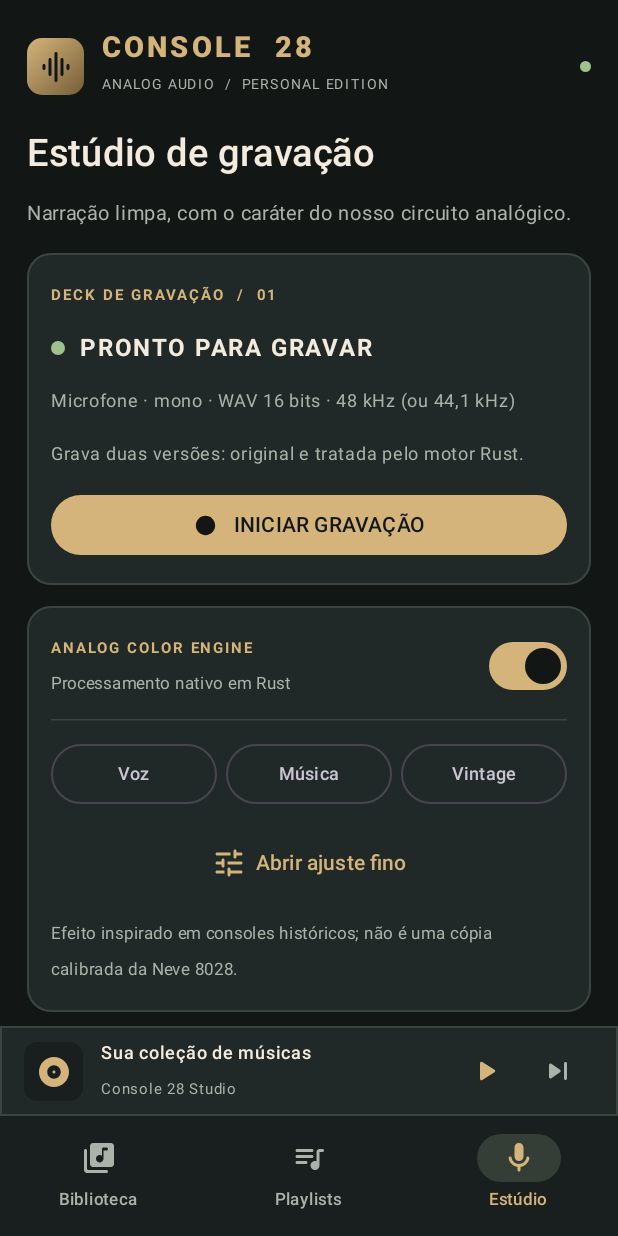
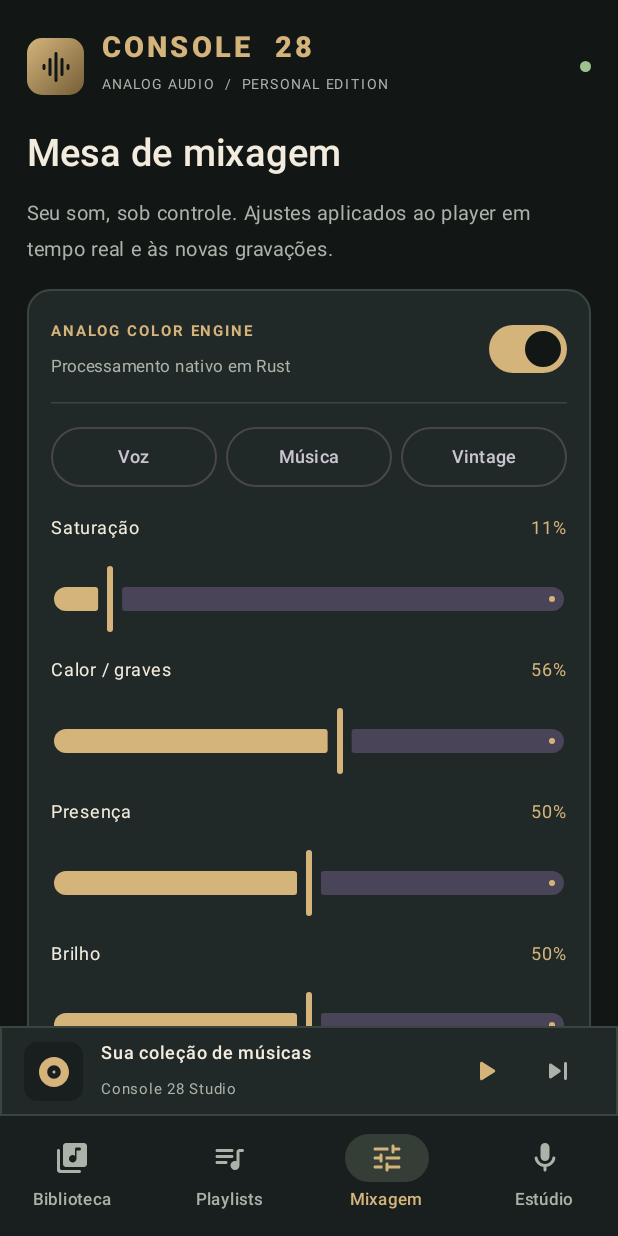
Before and after one commit to jeanoliveira195-dotcom/Console28Studio, an Android app built with Jetpack Compose: the screen it shows after launch (MainActivity), item 3 of the bottom bar chosen, on a phone screen of 412 x 824 dp. Run offline under Robolectric (Android 15) with nearby library versions, the phone set to English and light mode, and no system bars; 1 statement that could not run was skipped.

Commit message:
fix(ui): dar acesso direto à mixagem e manter sliders sempre visíveis na aba Mixagem

```diff
--- a/app/src/main/java/com/jean/console28/ui/StudioScreen.kt
+++ b/app/src/main/java/com/jean/console28/ui/StudioScreen.kt
@@ -132,6 +132,7 @@ fun StudioScreen(
                         listOf(
                             Triple("Biblioteca", Icons.Rounded.LibraryMusic, 0),
                             Triple("Playlists", Icons.Rounded.QueueMusic, 1),
+                            Triple("Mixagem", Icons.Rounded.Tune, 3),
                             Triple("Estúdio", Icons.Rounded.Mic, 2)
                         ).forEach { (label, icon, index) ->
                             NavigationBarItem(
@@ -169,7 +170,7 @@ fun StudioScreen(
                                     positionMs, durationMs, onSeek)
                             }
                             item {
-                                QuickSoundStrip(settings, onSettings)
+                                QuickSoundStrip(settings, onSettings, onOpenMixer = { onTab(3) })
                             }
                             item {
                                 Row(verticalAlignment = Alignment.CenterVertically) {
@@ -256,7 +257,7 @@ fun StudioScreen(
                             }
                         }
                     }
-                    else -> {
+                    2 -> {
                         Column(
                             modifier = Modifier.fillMaxSize().verticalScroll(rememberScrollState()),
                             verticalArrangement = Arrangement.spacedBy(14.dp)
@@ -271,6 +272,24 @@ fun StudioScreen(
                             AnalogControls(settings, onSettings, !recording, fineTuneOpen,
                                 onExpand = { fineTuneOpen = !fineTuneOpen })
                             Text(message, color = Soft, fontSize = 12.sp)
+                            Footnote()
+                            Spacer(Modifier.height(12.dp))
+                        }
+                    }
+                    else -> {
+                        Column(
+                            modifier = Modifier.fillMaxSize().verticalScroll(rememberScrollState()),
+                            verticalArrangement = Arrangement.spacedBy(14.dp)
+                        ) {
+                            Text("Mesa de mixagem", color = Light, fontSize = 25.sp,
+                                fontWeight = FontWeight.SemiBold)
+                            Text("Seu som, sob controle. Ajustes aplicados ao player em tempo real e às novas gravações.",
+                                color = Soft, fontSize = 13.sp)
+                            AnalogControls(settings, onSettings, !recording, expanded = true,
+                                onExpand = {}, alwaysOpen = true)
+                            Text(if (recording) "Finalize a gravação para voltar a ajustar o efeito."
+                                else "Experimente os controles enquanto ouve sua música. O arquivo original não é alterado.",
+                                color = Soft, fontSize = 12.sp)
                             Footnote()
                             Spacer(Modifier.height(12.dp))
                         }
@@ -335,25 +354,43 @@ fun StudioScreen(
 }
 
 @Composable
-private fun QuickSoundStrip(s: ConsoleSettings, update: (ConsoleSettings) -> Unit) {
+private fun QuickSoundStrip(
+    s: ConsoleSettings,
+    update: (ConsoleSettings) -> Unit,
+    onOpenMixer: () -> Unit
+) {
     Surface(shape = RoundedCornerShape(13.dp), color = PanelDeep,
         border = BorderStroke(1.dp, Border)) {
-        Row(Modifier.fillMaxWidth().padding(horizontal = 12.dp, vertical = 6.dp),
+        Column(Modifier.fillMaxWidth().padding(horizontal = 12.dp, vertical = 5.dp)) {
+            Row(verticalAlignment = Alignment.CenterVertically) {
+                Icon(Icons.Rounded.Tune, null, tint = Brass, modifier = Modifier.size(18.dp))
+                Spacer(Modifier.width(7.dp))
+                Text("COLOR ENGINE", color = Brass, fontSize = 10.sp, letterSpacing = 1.sp)
+                Spacer(Modifier.weight(1f))
+                TextButton(onClick = onOpenMixer,
+                    contentPadding = PaddingValues(horizontal = 10.dp)) {
+                    Icon(Icons.Rounded.Tune, contentDescription = null,
+                        tint = Accent, modifier = Modifier.size(17.dp))
+                    Spacer(Modifier.width(5.dp))
+                    Text("Mixagem", color = Accent, fontSize = 12.sp)
+                }
+            }
+            Row(Modifier.fillMaxWidth(),
                 verticalAlignment = Alignment.CenterVertically,
-            horizontalArrangement = Arrangement.spacedBy(6.dp)) {
-            Icon(Icons.Rounded.Tune, null, tint = Brass, modifier = Modifier.size(18.dp))
-            Text("COR", color = Brass, fontSize = 10.sp, letterSpacing = 1.sp)
-            Spacer(Modifier.weight(1f))
+                horizontalArrangement = Arrangement.spacedBy(4.dp)) {
                 listOf("Voz" to ConsoleSettings.narration(),
                     "Música" to ConsoleSettings.music(), "Vintage" to ConsoleSettings.vintage())
                     .forEach { (label, preset) ->
                         TextButton(onClick = { update(preset) },
-                        contentPadding = PaddingValues(horizontal = 6.dp)) {
-                        Text(label, color = if (s == preset) Accent else Soft, fontSize = 11.sp)
+                            modifier = Modifier.weight(1f),
+                            contentPadding = PaddingValues(horizontal = 4.dp)) {
+                            Text(label, color = if (s == preset) Accent else Soft,
+                                fontSize = 12.sp, maxLines = 1)
                         }
                     }
-            Switch(checked = s.enabled, onCheckedChange = { update(s.copy(enabled = it)) },
-                modifier = Modifier.height(28.dp))
+                Switch(checked = s.enabled,
+                    onCheckedChange = { update(s.copy(enabled = it)) })
+            }
         }
     }
 }
@@ -708,7 +745,8 @@ private fun RecorderCard(
 @Composable
 private fun AnalogControls(
     s: ConsoleSettings, update: (ConsoleSettings) -> Unit,
-    enabled: Boolean, expanded: Boolean, onExpand: () -> Unit
+    enabled: Boolean, expanded: Boolean, onExpand: () -> Unit,
+    alwaysOpen: Boolean = false
 ) {
     PanelCard {
         Row(verticalAlignment = Alignment.CenterVertically) {
@@ -729,12 +767,14 @@ private fun AnalogControls(
                 }
             }
         }
+        if (!alwaysOpen) {
             TextButton(onClick = onExpand, modifier = Modifier.fillMaxWidth()) {
                 Icon(if (expanded) Icons.Rounded.ExpandLess else Icons.Rounded.Tune, null)
                 Spacer(Modifier.width(6.dp))
                 Text(if (expanded) "Ocultar ajuste fino" else "Abrir ajuste fino")
             }
-        if (expanded) {
+        }
+        if (alwaysOpen || expanded) {
             ControlSlider("Saturação", s.drive, enabled) { update(s.copy(drive = it)) }
             ControlSlider("Calor / graves", s.warmth, enabled) { update(s.copy(warmth = it)) }
             ControlSlider("Presença", s.presence, enabled) { update(s.copy(presence = it)) }
```
Lines whose indentation alone changed are shown as unchanged.
